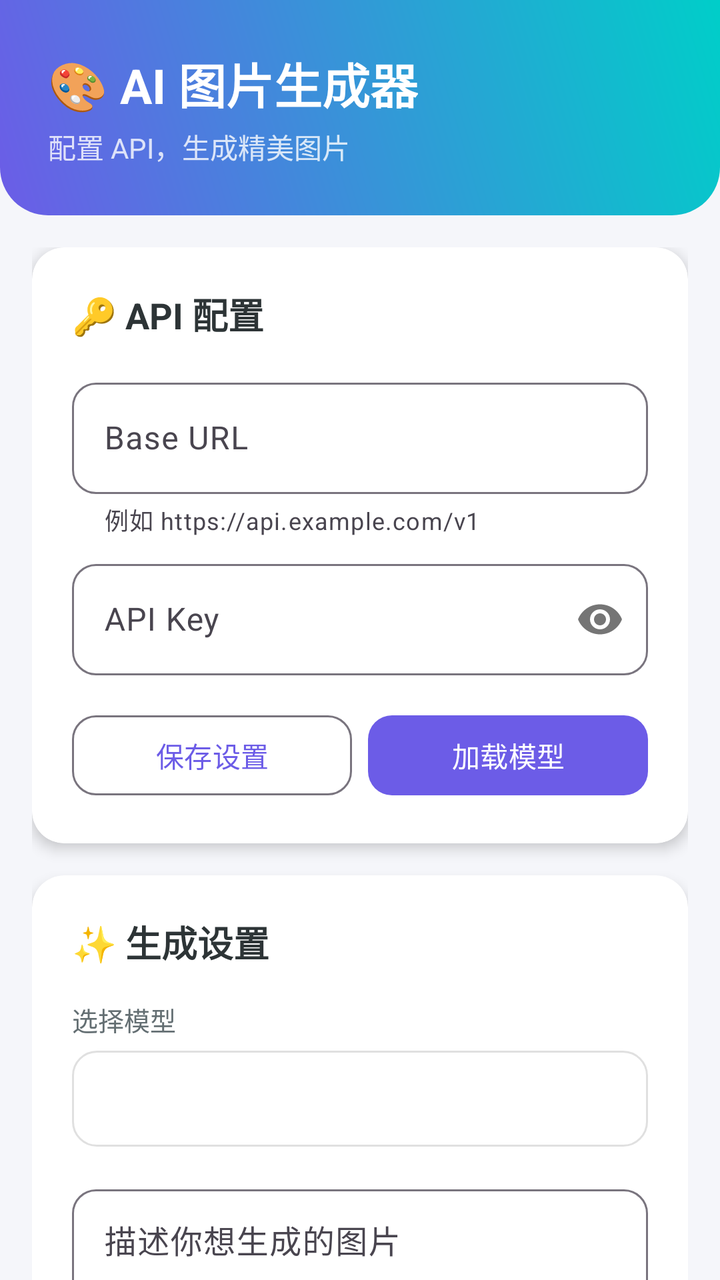
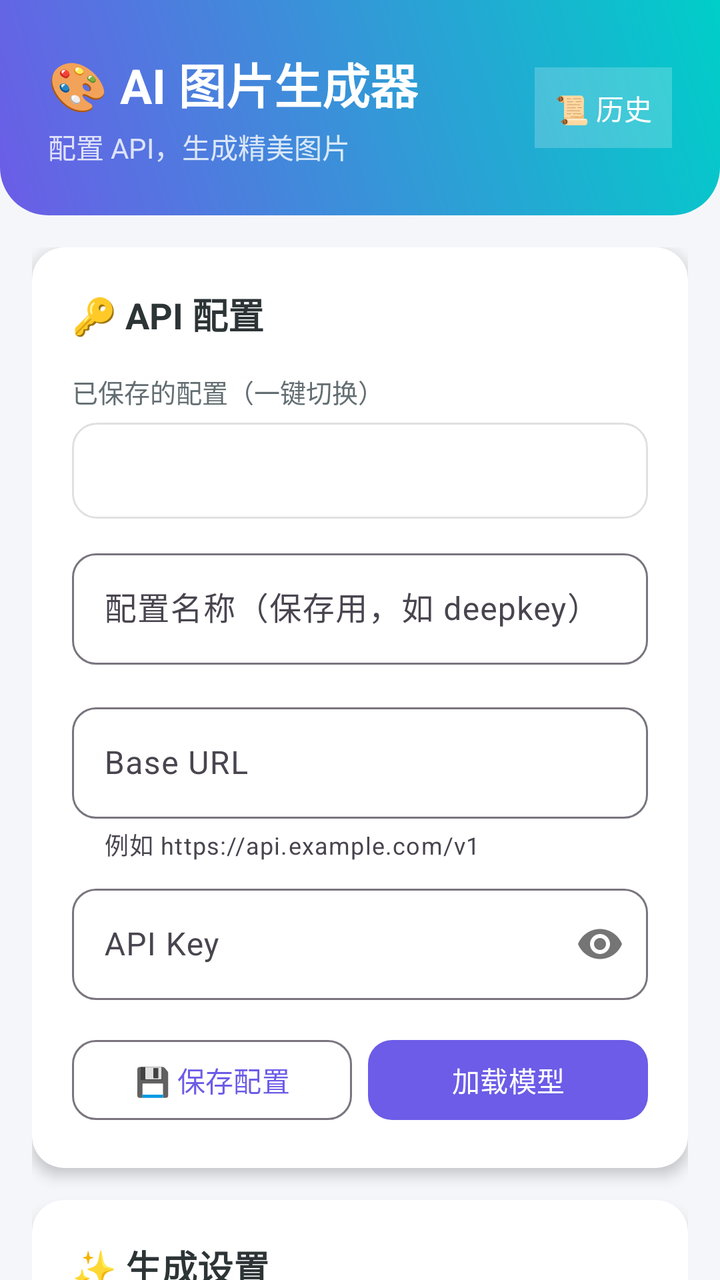

Before-and-after screenshots of an Android layout around one commit, followed by the original layout XML and the change that was made.
<!-- AndroidManifest.xml: application theme Theme.ImageGen -->
<!-- res/layout/activity_main.xml -->
<?xml version="1.0" encoding="utf-8"?>
<ScrollView xmlns:android="http://schemas.android.com/apk/res/android"
    xmlns:app="http://schemas.android.com/apk/res-auto"
    xmlns:tools="http://schemas.android.com/tools"
    android:layout_width="match_parent"
    android:layout_height="match_parent"
    android:background="@color/background"
    android:fillViewport="true"
    android:scrollbars="none"
    tools:context=".MainActivity">

    <LinearLayout
        android:layout_width="match_parent"
        android:layout_height="wrap_content"
        android:orientation="vertical">

        
        <LinearLayout
            android:layout_width="match_parent"
            android:layout_height="wrap_content"
            android:background="@drawable/gradient_header"
            android:orientation="vertical"
            android:padding="24dp">

            <TextView
                android:layout_width="wrap_content"
                android:layout_height="wrap_content"
                android:text="🎨 AI 图片生成器"
                android:textColor="@color/white"
                android:textSize="24sp"
                android:textStyle="bold" />

            <TextView
                android:layout_width="wrap_content"
                android:layout_height="wrap_content"
                android:layout_marginTop="4dp"
                android:text="配置 API，生成精美图片"
                android:textColor="#CCFFFFFF"
                android:textSize="14sp" />
        </LinearLayout>

        <LinearLayout
            android:layout_width="match_parent"
            android:layout_height="wrap_content"
            android:orientation="vertical"
            android:padding="16dp">

            
            <com.google.android.material.card.MaterialCardView
                android:layout_width="match_parent"
                android:layout_height="wrap_content"
                app:cardBackgroundColor="@color/card_background"
                app:cardCornerRadius="16dp"
                app:cardElevation="4dp"
                app:strokeWidth="0dp">

                <LinearLayout
                    android:layout_width="match_parent"
                    android:layout_height="wrap_content"
                    android:orientation="vertical"
                    android:padding="20dp">

                    <TextView
                        android:layout_width="wrap_content"
                        android:layout_height="wrap_content"
                        android:text="🔑 API 配置"
                        android:textColor="@color/text_primary"
                        android:textSize="18sp"
                        android:textStyle="bold" />

                    <com.google.android.material.textfield.TextInputLayout
                        android:id="@+id/tilBaseUrl"
                        style="@style/Widget.Material3.TextInputLayout.OutlinedBox"
                        android:layout_width="match_parent"
                        android:layout_height="wrap_content"
                        android:layout_marginTop="16dp"
                        android:hint="Base URL"
                        app:boxCornerRadiusBottomEnd="12dp"
                        app:boxCornerRadiusBottomStart="12dp"
                        app:boxCornerRadiusTopEnd="12dp"
                        app:boxCornerRadiusTopStart="12dp"
                        app:helperText="例如 https://api.example.com/v1">

                        <com.google.android.material.textfield.TextInputEditText
                            android:id="@+id/etBaseUrl"
                            android:layout_width="match_parent"
                            android:layout_height="wrap_content"
                            android:inputType="textUri"
                            android:singleLine="true" />
                    </com.google.android.material.textfield.TextInputLayout>

                    <com.google.android.material.textfield.TextInputLayout
                        android:id="@+id/tilApiKey"
                        style="@style/Widget.Material3.TextInputLayout.OutlinedBox"
                        android:layout_width="match_parent"
                        android:layout_height="wrap_content"
                        android:layout_marginTop="8dp"
                        android:hint="API Key"
                        app:boxCornerRadiusBottomEnd="12dp"
                        app:boxCornerRadiusBottomStart="12dp"
                        app:boxCornerRadiusTopEnd="12dp"
                        app:boxCornerRadiusTopStart="12dp"
                        app:passwordToggleEnabled="true">

                        <com.google.android.material.textfield.TextInputEditText
                            android:id="@+id/etApiKey"
                            android:layout_width="match_parent"
                            android:layout_height="wrap_content"
                            android:inputType="textPassword"
                            android:singleLine="true" />
                    </com.google.android.material.textfield.TextInputLayout>

                    <LinearLayout
                        android:layout_width="match_parent"
                        android:layout_height="wrap_content"
                        android:layout_marginTop="16dp"
                        android:orientation="horizontal">

                        <com.google.android.material.button.MaterialButton
                            android:id="@+id/btnSaveSettings"
                            style="@style/Widget.Material3.Button.OutlinedButton"
                            android:layout_width="0dp"
                            android:layout_height="wrap_content"
                            android:layout_marginEnd="8dp"
                            android:layout_weight="1"
                            android:text="保存设置"
                            app:cornerRadius="12dp" />

                        <com.google.android.material.button.MaterialButton
                            android:id="@+id/btnLoadModels"
                            android:layout_width="0dp"
                            android:layout_height="wrap_content"
                            android:layout_weight="1"
                            android:text="加载模型"
                            app:cornerRadius="12dp" />
                    </LinearLayout>
                </LinearLayout>
            </com.google.android.material.card.MaterialCardView>

            
            <com.google.android.material.card.MaterialCardView
                android:layout_width="match_parent"
                android:layout_height="wrap_content"
                android:layout_marginTop="16dp"
                app:cardBackgroundColor="@color/card_background"
                app:cardCornerRadius="16dp"
                app:cardElevation="4dp"
                app:strokeWidth="0dp">

                <LinearLayout
                    android:layout_width="match_parent"
                    android:layout_height="wrap_content"
                    android:orientation="vertical"
                    android:padding="20dp">

                    <TextView
                        android:layout_width="wrap_content"
                        android:layout_height="wrap_content"
                        android:text="✨ 生成设置"
                        android:textColor="@color/text_primary"
                        android:textSize="18sp"
                        android:textStyle="bold" />

                    <TextView
                        android:layout_width="wrap_content"
                        android:layout_height="wrap_content"
                        android:layout_marginTop="16dp"
                        android:text="选择模型"
                        android:textColor="@color/text_secondary"
                        android:textSize="13sp" />

                    <Spinner
                        android:id="@+id/spinnerModel"
                        android:layout_width="match_parent"
                        android:layout_height="48dp"
                        android:layout_marginTop="6dp"
                        android:background="@drawable/spinner_bg"
                        android:padding="8dp" />

                    <com.google.android.material.textfield.TextInputLayout
                        android:id="@+id/tilPrompt"
                        style="@style/Widget.Material3.TextInputLayout.OutlinedBox"
                        android:layout_width="match_parent"
                        android:layout_height="wrap_content"
                        android:layout_marginTop="16dp"
                        android:hint="描述你想生成的图片"
                        app:boxCornerRadiusBottomEnd="12dp"
                        app:boxCornerRadiusBottomStart="12dp"
                        app:boxCornerRadiusTopEnd="12dp"
                        app:boxCornerRadiusTopStart="12dp">

                        <com.google.android.material.textfield.TextInputEditText
                            android:id="@+id/etPrompt"
                            android:layout_width="match_parent"
                            android:layout_height="wrap_content"
                            android:gravity="top"
                            android:inputType="textMultiLine"
                            android:lines="4"
                            android:minLines="4" />
                    </com.google.android.material.textfield.TextInputLayout>

                    <TextView
                        android:layout_width="wrap_content"
                        android:layout_height="wrap_content"
                        android:layout_marginTop="16dp"
                        android:text="生成质量"
                        android:textColor="@color/text_secondary"
                        android:textSize="13sp" />

                    <Spinner
                        android:id="@+id/spinnerQuality"
                        android:layout_width="match_parent"
                        android:layout_height="48dp"
                        android:layout_marginTop="6dp"
                        android:background="@drawable/spinner_bg"
                        android:padding="8dp" />

                    <TextView
                        android:layout_width="wrap_content"
                        android:layout_height="wrap_content"
                        android:layout_marginTop="16dp"
                        android:text="图片尺寸"
                        android:textColor="@color/text_secondary"
                        android:textSize="13sp" />

                    <LinearLayout
                        android:layout_width="match_parent"
                        android:layout_height="wrap_content"
                        android:layout_marginTop="6dp"
                        android:orientation="horizontal">

                        <com.google.android.material.textfield.TextInputLayout
                            style="@style/Widget.Material3.TextInputLayout.OutlinedBox"
                            android:layout_width="0dp"
                            android:layout_height="wrap_content"
                            android:layout_marginEnd="8dp"
                            android:layout_weight="1"
                            android:hint="宽度"
                            app:boxCornerRadiusBottomEnd="12dp"
                            app:boxCornerRadiusBottomStart="12dp"
                            app:boxCornerRadiusTopEnd="12dp"
                            app:boxCornerRadiusTopStart="12dp">

                            <com.google.android.material.textfield.TextInputEditText
                                android:id="@+id/etWidth"
                                android:layout_width="match_parent"
                                android:layout_height="wrap_content"
                                android:inputType="number"
                                android:text="1024" />
                        </com.google.android.material.textfield.TextInputLayout>

                        <com.google.android.material.textfield.TextInputLayout
                            style="@style/Widget.Material3.TextInputLayout.OutlinedBox"
                            android:layout_width="0dp"
                            android:layout_height="wrap_content"
                            android:layout_weight="1"
                            android:hint="高度"
                            app:boxCornerRadiusBottomEnd="12dp"
                            app:boxCornerRadiusBottomStart="12dp"
                            app:boxCornerRadiusTopEnd="12dp"
                            app:boxCornerRadiusTopStart="12dp">

                            <com.google.android.material.textfield.TextInputEditText
                                android:id="@+id/etHeight"
                                android:layout_width="match_parent"
                                android:layout_height="wrap_content"
                                android:inputType="number"
                                android:text="1024" />
                        </com.google.android.material.textfield.TextInputLayout>
                    </LinearLayout>

                    <com.google.android.material.button.MaterialButton
                        android:id="@+id/btnGenerate"
                        android:layout_width="match_parent"
                        android:layout_height="56dp"
                        android:layout_marginTop="20dp"
                        android:text="✨ 生成图片"
                        android:textSize="16sp"
                        app:cornerRadius="16dp" />
                </LinearLayout>
            </com.google.android.material.card.MaterialCardView>

            
            <com.google.android.material.card.MaterialCardView
                android:id="@+id/cardResult"
                android:layout_width="match_parent"
                android:layout_height="wrap_content"
                android:layout_marginTop="16dp"
                android:layout_marginBottom="24dp"
                android:visibility="gone"
                app:cardBackgroundColor="@color/card_background"
                app:cardCornerRadius="16dp"
                app:cardElevation="4dp"
                app:strokeWidth="0dp">

                <LinearLayout
                    android:layout_width="match_parent"
                    android:layout_height="wrap_content"
                    android:orientation="vertical"
                    android:padding="20dp">

                    <TextView
                        android:layout_width="wrap_content"
                        android:layout_height="wrap_content"
                        android:text="🖼️ 生成结果"
                        android:textColor="@color/text_primary"
                        android:textSize="18sp"
                        android:textStyle="bold" />

                    <ImageView
                        android:id="@+id/ivGeneratedImage"
                        android:layout_width="match_parent"
                        android:layout_height="320dp"
                        android:layout_marginTop="16dp"
                        android:contentDescription="生成的图片"
                        android:scaleType="centerCrop" />

                    <TextView
                        android:layout_width="wrap_content"
                        android:layout_height="wrap_content"
                        android:layout_gravity="center_horizontal"
                        android:layout_marginTop="8dp"
                        android:text="👆 点击图片可放大查看"
                        android:textColor="@color/text_secondary"
                        android:textSize="12sp" />

                    <com.google.android.material.button.MaterialButton
                        android:id="@+id/btnSaveImage"
                        android:layout_width="match_parent"
                        android:layout_height="wrap_content"
                        android:layout_marginTop="12dp"
                        android:text="💾 保存图片到相册"
                        app:cornerRadius="12dp" />
                </LinearLayout>
            </com.google.android.material.card.MaterialCardView>

            
            <ProgressBar
                android:id="@+id/progressBar"
                android:layout_width="wrap_content"
                android:layout_height="wrap_content"
                android:layout_gravity="center_horizontal"
                android:layout_marginTop="16dp"
                android:visibility="gone" />
        </LinearLayout>
    </LinearLayout>
</ScrollView>
<!-- resources referenced by this layout -->
<resources>
  <color name="background">#F5F6FA</color>
  <color name="card_background">#FFFFFF</color>
  <color name="text_primary">#2D3436</color>
  <color name="text_secondary">#636E72</color>
  <color name="white">#FFFFFF</color>
  <!-- drawable gradient_header (drawable) -->
  <?xml version="1.0" encoding="utf-8"?>
  <shape xmlns:android="http://schemas.android.com/apk/res/android"
      android:shape="rectangle">
      <gradient
          android:startColor="@color/gradient_start"
          android:endColor="@color/gradient_end"
          android:angle="45" />
      <corners
          android:bottomLeftRadius="24dp"
          android:bottomRightRadius="24dp" />
  </shape>
  <!-- drawable spinner_bg (drawable) -->
  <?xml version="1.0" encoding="utf-8"?>
  <shape xmlns:android="http://schemas.android.com/apk/res/android"
      android:shape="rectangle">
      <solid android:color="@color/white" />
      <corners android:radius="12dp" />
      <stroke
          android:width="1dp"
          android:color="#E0E0E0" />
      <padding
          android:left="12dp"
          android:top="10dp"
          android:right="12dp"
          android:bottom="10dp" />
  </shape>
  <style name="Theme.ImageGen" parent="Theme.Material3.DayNight.NoActionBar">
          <item name="colorPrimary">@color/purple_500</item>
          <item name="colorOnPrimary">@color/white</item>
          <item name="colorSecondary">@color/teal_700</item>
          <item name="colorOnSecondary">@color/white</item>
          <item name="android:windowBackground">@color/background</item>
          <item name="android:statusBarColor">@color/purple_700</item>
      </style>
  <color name="gradient_start">#6C5CE7</color>
  <color name="gradient_end">#00CEC9</color>
  <color name="purple_500">#6C5CE7</color>
  <color name="teal_700">#00CEC9</color>
  <color name="purple_700">#5A4BD1</color>
</resources>

<!-- the commit's change to res/layout/activity_main.xml (unified diff, before → after) -->
@@ -19,23 +19,41 @@
             android:layout_width="match_parent"
             android:layout_height="wrap_content"
             android:background="@drawable/gradient_header"
-            android:orientation="vertical"
+            android:gravity="center_vertical"
+            android:orientation="horizontal"
             android:padding="24dp">
 
+            <LinearLayout
+                android:layout_width="0dp"
+                android:layout_height="wrap_content"
+                android:layout_weight="1"
+                android:orientation="vertical">
+
+                <TextView
+                    android:layout_width="wrap_content"
+                    android:layout_height="wrap_content"
+                    android:text="🎨 AI 图片生成器"
+                    android:textColor="@color/white"
+                    android:textSize="24sp"
+                    android:textStyle="bold" />
+
+                <TextView
+                    android:layout_width="wrap_content"
+                    android:layout_height="wrap_content"
+                    android:layout_marginTop="4dp"
+                    android:text="配置 API，生成精美图片"
+                    android:textColor="#CCFFFFFF"
+                    android:textSize="14sp" />
+            </LinearLayout>
+
             <TextView
+                android:id="@+id/btnHistory"
                 android:layout_width="wrap_content"
                 android:layout_height="wrap_content"
-                android:text="🎨 AI 图片生成器"
+                android:background="#33FFFFFF"
+                android:padding="10dp"
+                android:text="📜 历史"
                 android:textColor="@color/white"
-                android:textSize="24sp"
-                android:textStyle="bold" />
-
-            <TextView
-                android:layout_width="wrap_content"
-                android:layout_height="wrap_content"
-                android:layout_marginTop="4dp"
-                android:text="配置 API，生成精美图片"
-                android:textColor="#CCFFFFFF"
                 android:textSize="14sp" />
         </LinearLayout>
 
@@ -67,6 +85,42 @@
                         android:textColor="@color/text_primary"
                         android:textSize="18sp"
                         android:textStyle="bold" />
+
+                    <TextView
+                        android:layout_width="wrap_content"
+                        android:layout_height="wrap_content"
+                        android:layout_marginTop="16dp"
+                        android:text="已保存的配置（一键切换）"
+                        android:textColor="@color/text_secondary"
+                        android:textSize="13sp" />
+
+                    <Spinner
+                        android:id="@+id/spinnerConfig"
+                        android:layout_width="match_parent"
+                        android:layout_height="48dp"
+                        android:layout_marginTop="6dp"
+                        android:background="@drawable/spinner_bg"
+                        android:padding="8dp" />
+
+                    <com.google.android.material.textfield.TextInputLayout
+                        android:id="@+id/tilConfigName"
+                        style="@style/Widget.Material3.TextInputLayout.OutlinedBox"
+                        android:layout_width="match_parent"
+                        android:layout_height="wrap_content"
+                        android:layout_marginTop="12dp"
+                        android:hint="配置名称（保存用，如 deepkey）"
+                        app:boxCornerRadiusBottomEnd="12dp"
+                        app:boxCornerRadiusBottomStart="12dp"
+                        app:boxCornerRadiusTopEnd="12dp"
+                        app:boxCornerRadiusTopStart="12dp">
+
+                        <com.google.android.material.textfield.TextInputEditText
+                            android:id="@+id/etConfigName"
+                            android:layout_width="match_parent"
+                            android:layout_height="wrap_content"
+                            android:inputType="text"
+                            android:singleLine="true" />
+                    </com.google.android.material.textfield.TextInputLayout>
 
                     <com.google.android.material.textfield.TextInputLayout
                         android:id="@+id/tilBaseUrl"
@@ -123,7 +177,7 @@
                             android:layout_height="wrap_content"
                             android:layout_marginEnd="8dp"
                             android:layout_weight="1"
-                            android:text="保存设置"
+                            android:text="💾 保存配置"
                             app:cornerRadius="12dp" />
 
                         <com.google.android.material.button.MaterialButton
